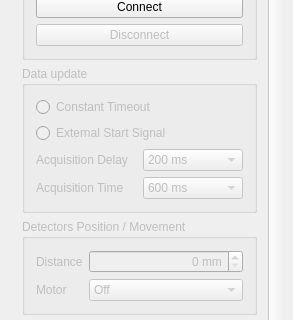
The window that mainwindow.ui (MichaelColonel/BeamComposition-Linux) describes before a commit, drawn with Qt 5; both pictures show x 0 to 293 and y 133 to 453 of the 293 by 771 pixel window.
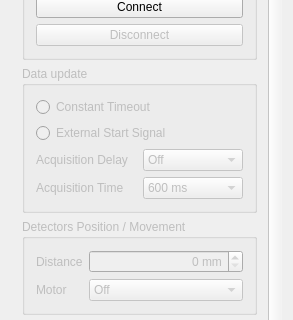
The same window after the commit. Icons and pictures are not drawn.

```diff
--- a/mainwindow.ui
+++ b/mainwindow.ui
@@ -60,9 +60,9 @@
        <property name="geometry">
         <rect>
          <x>0</x>
-         <y>0</y>
+         <y>-185</y>
          <width>262</width>
-         <height>784</height>
+         <height>760</height>
         </rect>
        </property>
        <attribute name="label">
@@ -121,11 +121,11 @@
              <item row="2" column="1">
               <widget class="QComboBox" name="delayTimeComboBox">
                <property name="currentIndex">
-                <number>4</number>
+                <number>0</number>
                </property>
                <item>
                 <property name="text">
-                 <string>40 ms</string>
+                 <string>Off</string>
                 </property>
                </item>
                <item>
```
Left out of the diff: 28 changed lines with no effect on the pictures.
